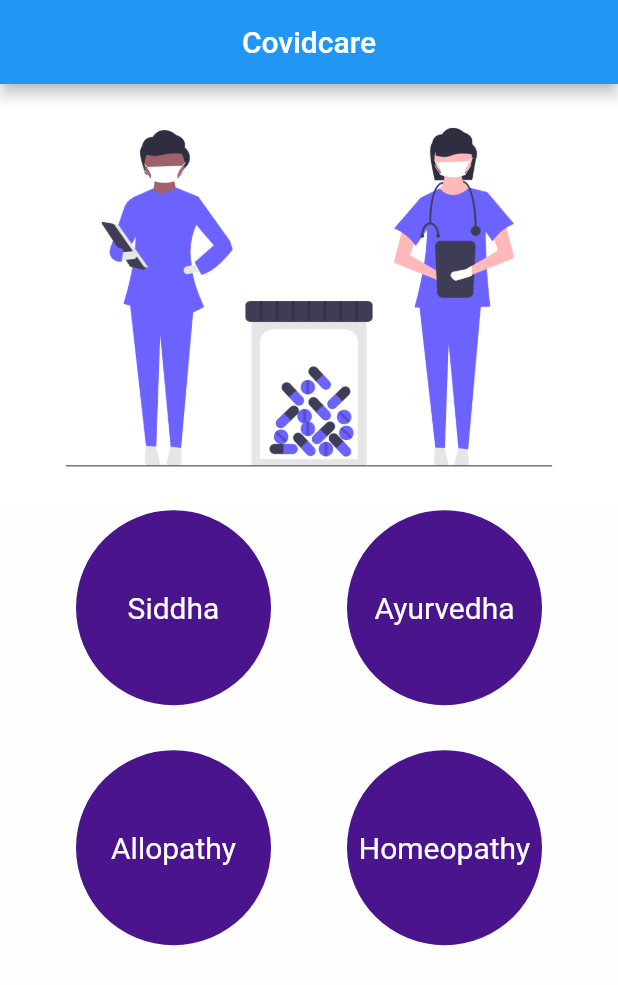
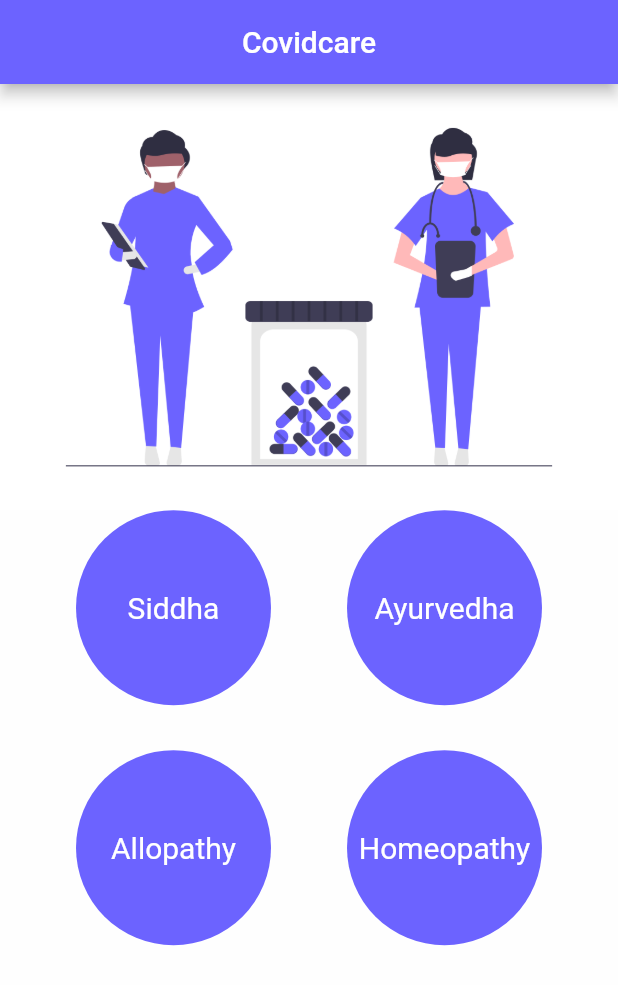
Before and after one commit to iamJana/Covidcare, a Flutter app: the screen it shows after launch, on a phone screen of 412 x 824 dp. Shown: the top 985 px of the screen. Run offline on Flutter 3.47's test engine with Material 2 defaults, Android fonts, the phone set to English and light mode, and no system bars; Roboto replaces fonts that are missing (Poppins).

Commit message:
colour changed

```diff
--- a/lib/main.dart
+++ b/lib/main.dart
@@ -10,11 +10,10 @@ class MyApp extends StatelessWidget {
   @override
   Widget build(BuildContext context) {
     return MaterialApp(
+      debugShowCheckedModeBanner: false,
       title: 'Covidcare',
       theme: ThemeData(
         scaffoldBackgroundColor: kBackgroundColor,
-        fontFamily: "Poppins",
-        primarySwatch: Colors.blue,
       ),
       home: MyHomePage(title: 'Covidcare'),
     );
@@ -33,7 +32,9 @@ class _MyHomePageState extends State<MyHomePage> {
   @override
   Widget build(BuildContext context) {
     return Scaffold(
+
         appBar: AppBar(
+          backgroundColor:Color(0xff6c63ff),
           title: Center(
             child: Text(
               'Covidcare',
@@ -41,7 +42,7 @@ class _MyHomePageState extends State<MyHomePage> {
           ),
         ),
         body: SingleChildScrollView(
-                  child: Column(
+          child: Column(
             children: [
               Image.asset(
                 'images/pict.png',
@@ -50,24 +51,56 @@ class _MyHomePageState extends State<MyHomePage> {
               Row(
                 mainAxisAlignment: MainAxisAlignment.spaceEvenly,
                 children: [
-                  InkWell(child: CircularButton(height: 130, color: Colors.purple[900], width: 130,txt: 'Siddha',),onTap: () => {},),
-                  InkWell(child: CircularButton(height: 130, color: Colors.purple[900], width: 130,txt: 'Ayurvedha',),onTap: () => {},)
+                  InkWell(
+                    child: CircularButton(
+                      height: 130,
+                      color: Color(0xff6c63ff),
+                      width: 130,
+                      txt: 'Siddha',
+                    ),
+                    onTap: () => {},
+                  ),
+                  InkWell(
+                    child: CircularButton(
+                      height: 130,
+                      color: Color(0xff6c63ff),
+                      width: 130,
+                      txt: 'Ayurvedha',
+                    ),
+                    onTap: () => {},
+                  )
                 ],
               ),
-              SizedBox(height: 30,),
+              //6C63FF
+              SizedBox(
+                height: 30,
+              ),
               Row(
                 mainAxisAlignment: MainAxisAlignment.spaceEvenly,
                 children: [
-                  InkWell(child: CircularButton(height: 130, color: Colors.purple[900], width: 130,txt: 'Allopathy',),
-                  onTap: () => {},
+                  InkWell(
+                    child: CircularButton(
+                      height: 130,
+                      color: Color(0xff6c63ff),
+                      width: 130,
+                      txt: 'Allopathy',
+                    ),
+                    onTap: () => {},
                   ),
-                  InkWell(child: CircularButton(height: 130, color: Colors.purple[900], width: 130,txt: 'Homeopathy',),onTap: () => {},)
+                  InkWell(
+                    child: CircularButton(
+                      height: 130,
+                      color: Color(0xff6c63ff),
+                      width: 130,
+                      txt: 'Homeopathy',
+                    ),
+                    onTap: () => {},
+                  )
                 ],
               )
-
             ],
           ),
-        )); // This trailing comma makes auto-formatting nicer for build methods.
+        ));
   }
 }
 
@@ -77,7 +110,7 @@ class CircularButton extends StatelessWidget {
   final Color color;
   final String txt;
 
-  const CircularButton({Key key, this.width, this.height, this.color,this.txt})
+  const CircularButton({Key key, this.width, this.height, this.color, this.txt})
       : super(key: key);
 
   @override
@@ -86,7 +119,12 @@ class CircularButton extends StatelessWidget {
       decoration: BoxDecoration(color: color, shape: BoxShape.circle),
       width: width,
       height: height,
-      child: SafeArea(child: Center(child: Text(txt,style: TextStyle(fontSize: 20,color: Colors.white),))),
+      child: SafeArea(
+          child: Center(
+              child: Text(
+        txt,
+        style: TextStyle(fontSize: 20, color: Colors.white),
+      ))),
     );
   }
 }
```
